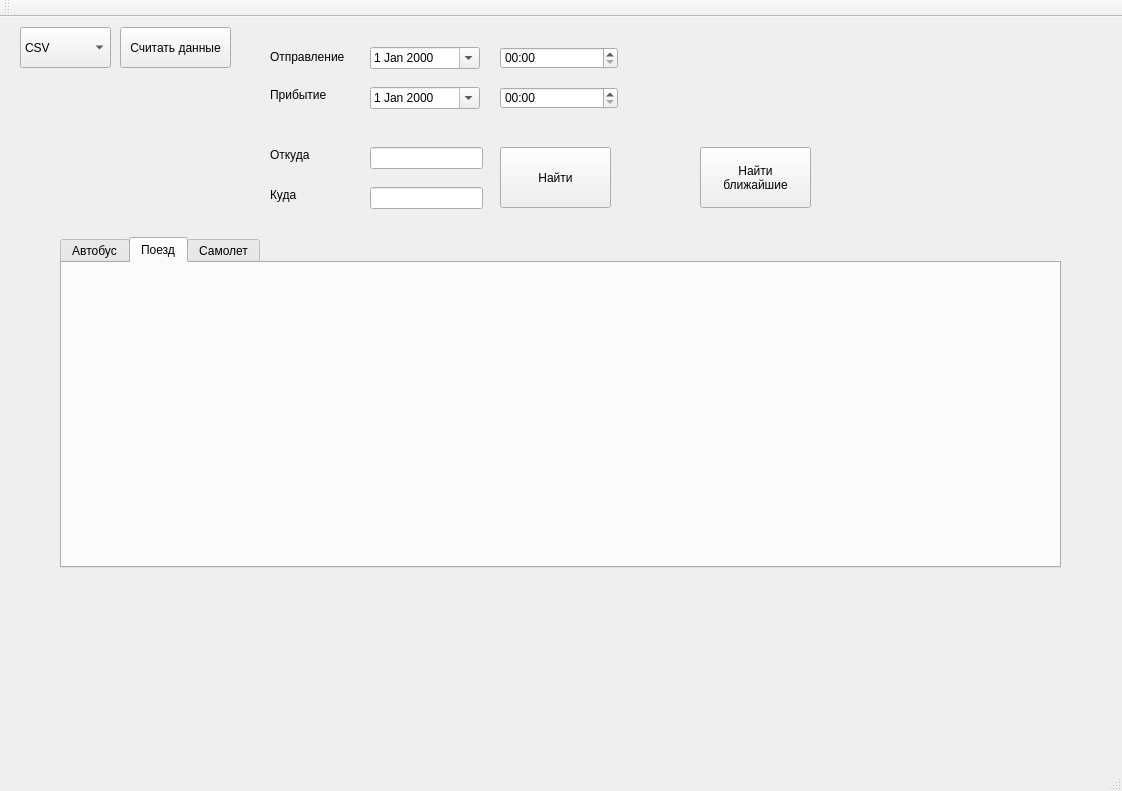
The window that mainwindow.ui (Ivantyaj/QtPatternOne) describes before a commit, drawn with Qt 5.
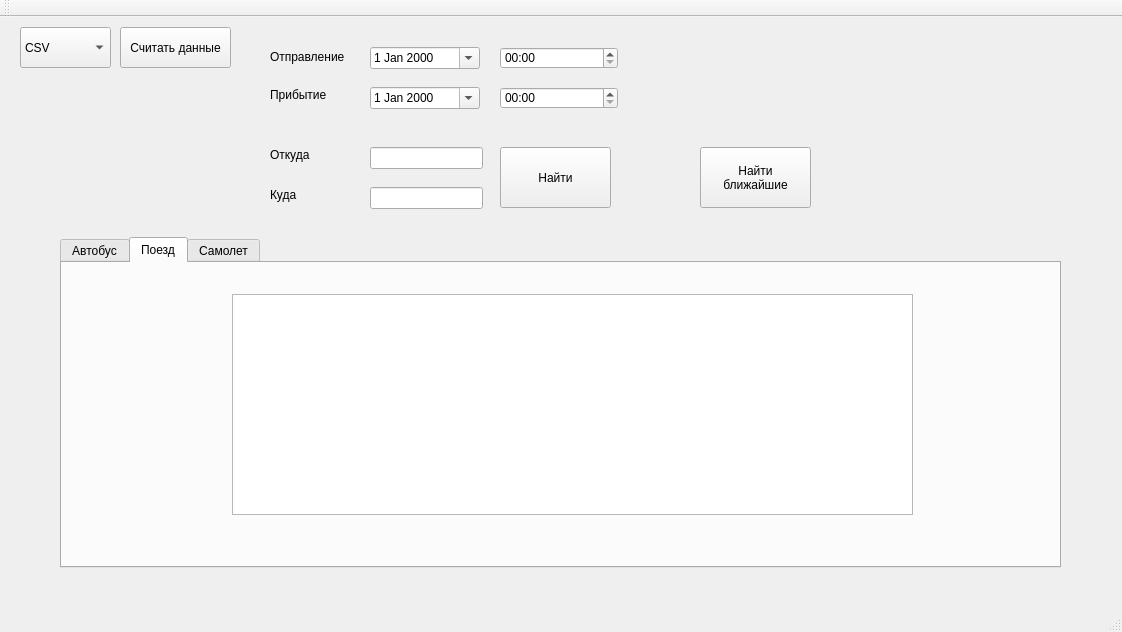
The same window after the commit. The open tabs and pages were chosen to show the change.

Diff of the .ui file:
```diff
--- a/mainwindow.ui
+++ b/mainwindow.ui
@@ -7,7 +7,7 @@
     <x>0</x>
     <y>0</y>
     <width>1122</width>
-    <height>791</height>
+    <height>632</height>
    </rect>
   </property>
   <property name="windowTitle">
@@ -91,6 +91,16 @@
      <attribute name="title">
       <string>Поезд</string>
      </attribute>
+     <widget class="QTableView" name="tableViewTrain">
+      <property name="geometry">
+       <rect>
+        <x>170</x>
+        <y>31</y>
+        <width>681</width>
+        <height>221</height>
+       </rect>
+      </property>
+     </widget>
     </widget>
     <widget class="QWidget" name="tabPlane">
      <attribute name="title">
```
Left out of the diff: 11 changed lines with no effect on the pictures.
